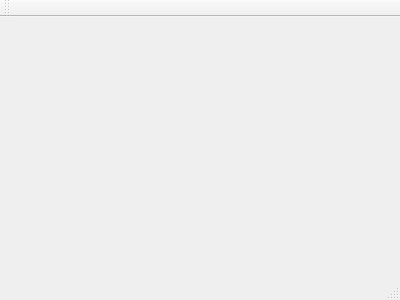
Qt form mainwindow.ui (pkhodadoustan/NFLFootballTouring) before a commit.
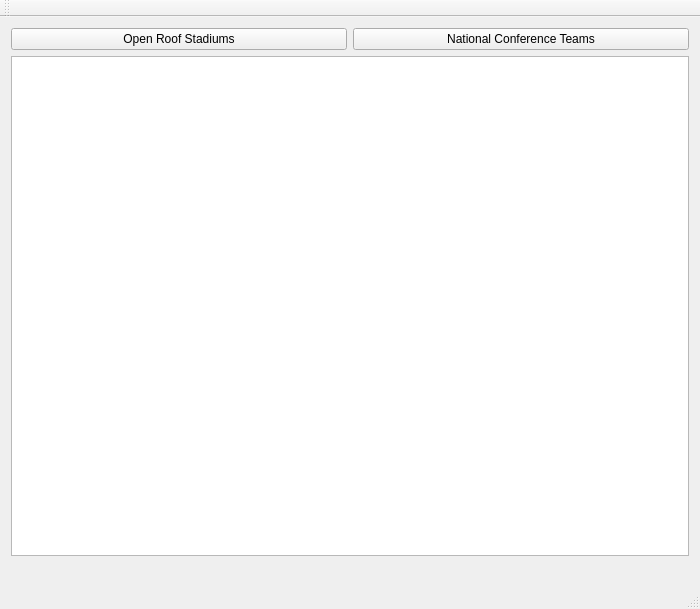
The same form after that commit.

Commit message: can now output FootballTeams by open roof and by Conference

```diff
--- a/mainwindow.ui
+++ b/mainwindow.ui
@@ -1,24 +1,76 @@
 <ui version="4.0">
  <class>MainWindow</class>
- <widget class="QMainWindow" name="MainWindow" >
-  <property name="geometry" >
+ <widget class="QMainWindow" name="MainWindow">
+  <property name="geometry">
    <rect>
     <x>0</x>
     <y>0</y>
-    <width>400</width>
-    <height>300</height>
+    <width>700</width>
+    <height>609</height>
    </rect>
   </property>
   <property name="windowTitle" >
    <string>MainWindow</string>
   </property>
-  <widget class="QMenuBar" name="menuBar" />
-  <widget class="QToolBar" name="mainToolBar" />
-  <widget class="QWidget" name="centralWidget" />
-  <widget class="QStatusBar" name="statusBar" />
+  <widget class="QWidget" name="centralWidget">
+   <layout class="QVBoxLayout" name="verticalLayout">
+    <item>
+     <layout class="QHBoxLayout" name="horizontalLayout">
+      <item>
+       <widget class="QPushButton" name="OpenRoofButton">
+        <property name="text">
+         <string>Open Roof Stadiums</string>
+        </property>
+       </widget>
+      </item>
+      <item>
+       <widget class="QPushButton" name="NationalConfTeamsButton">
+        <property name="text">
+         <string>National Conference Teams</string>
+        </property>
+       </widget>
+      </item>
+     </layout>
+    </item>
+    <item>
+     <widget class="QTableView" name="Table"/>
+    </item>
+    <item>
+     <widget class="QLabel" name="label">
+      <property name="text">
+       <string/>
+      </property>
+      <property name="alignment">
+       <set>Qt::AlignLeading|Qt::AlignLeft|Qt::AlignVCenter</set>
+      </property>
+      <property name="wordWrap">
+       <bool>false</bool>
+      </property>
+     </widget>
+    </item>
+   </layout>
+  </widget>
+  <widget class="QMenuBar" name="menuBar">
+   <property name="geometry">
+    <rect>
+     <x>0</x>
+     <y>0</y>
+     <width>700</width>
+     <height>22</height>
+    </rect>
+   </property>
+  </widget>
+  <widget class="QToolBar" name="mainToolBar">
+   <attribute name="toolBarArea">
+    <enum>TopToolBarArea</enum>
+   </attribute>
+   <attribute name="toolBarBreak">
+    <bool>false</bool>
+   </attribute>
+  </widget>
+  <widget class="QStatusBar" name="statusBar"/>
  </widget>
- <layoutDefault spacing="6" margin="11" />
- <pixmapfunction></pixmapfunction>
+ <layoutdefault spacing="6" margin="11"/>
  <resources/>
  <connections/>
 </ui>
```
Left out of the diff: 3 changed lines with no effect on the pictures. The commit also changes 4 other files.
